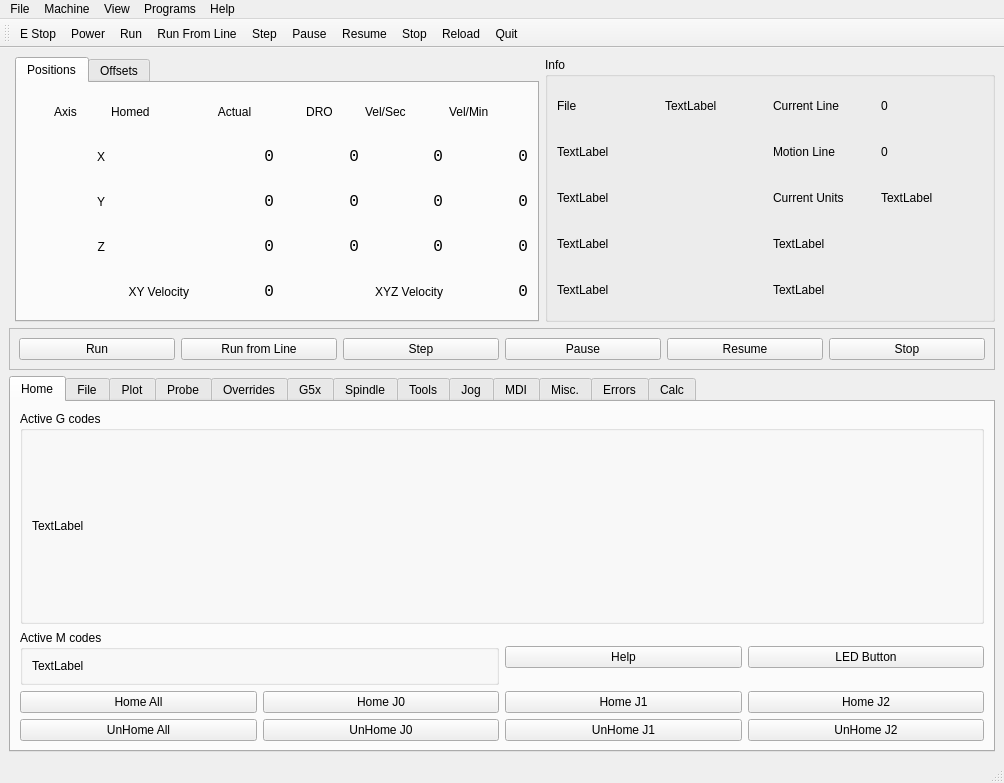
Old version of the form examples/xyz/xyz.ui in the repository jethornton/flexgui.
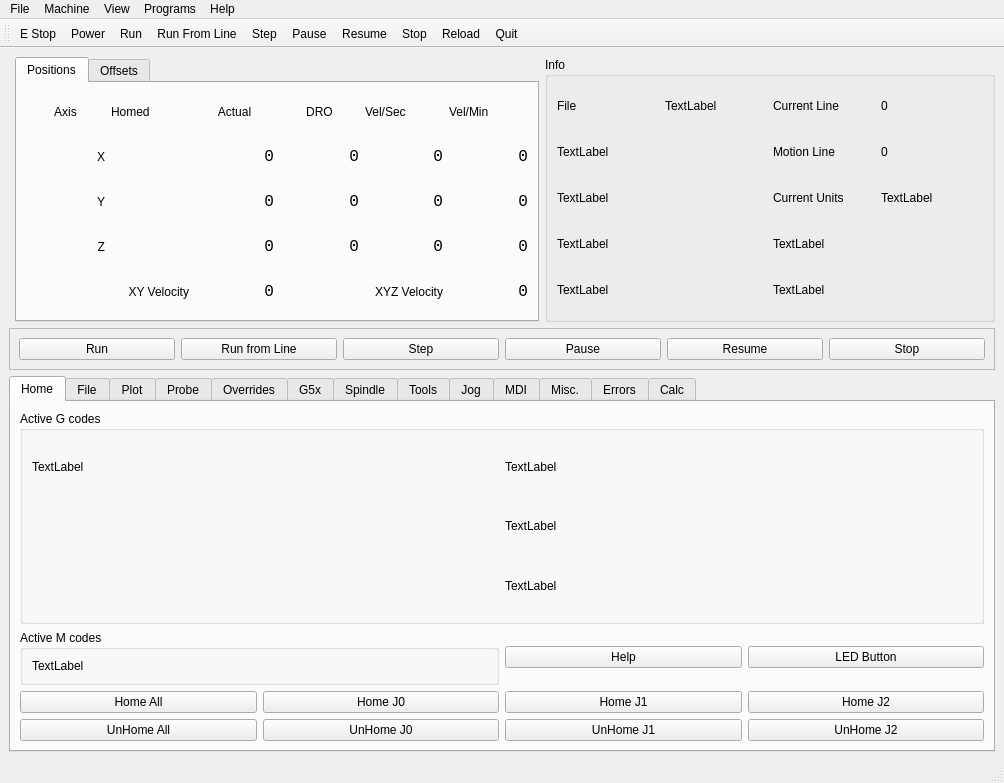
New version of the form.

```diff
--- a/examples/xyz/xyz.ui
+++ b/examples/xyz/xyz.ui
@@ -873,6 +873,27 @@
              </property>
             </widget>
            </item>
+           <item row="1" column="1">
+            <widget class="QLabel" name="test_y">
+             <property name="text">
+              <string>TextLabel</string>
+             </property>
+            </widget>
+           </item>
+           <item row="0" column="1">
+            <widget class="QLabel" name="test_x">
+             <property name="text">
+              <string>TextLabel</string>
+             </property>
+            </widget>
+           </item>
+           <item row="2" column="1">
+            <widget class="QLabel" name="test_z">
+             <property name="text">
+              <string>TextLabel</string>
+             </property>
+            </widget>
+           </item>
           </layout>
          </widget>
         </item>
```
